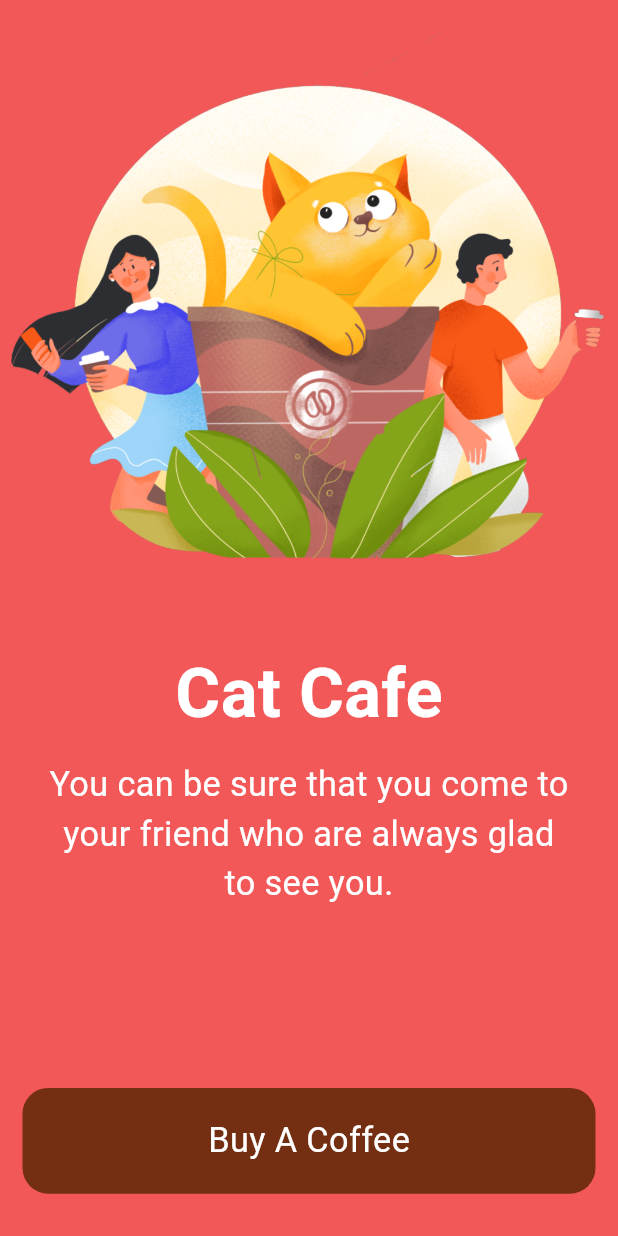
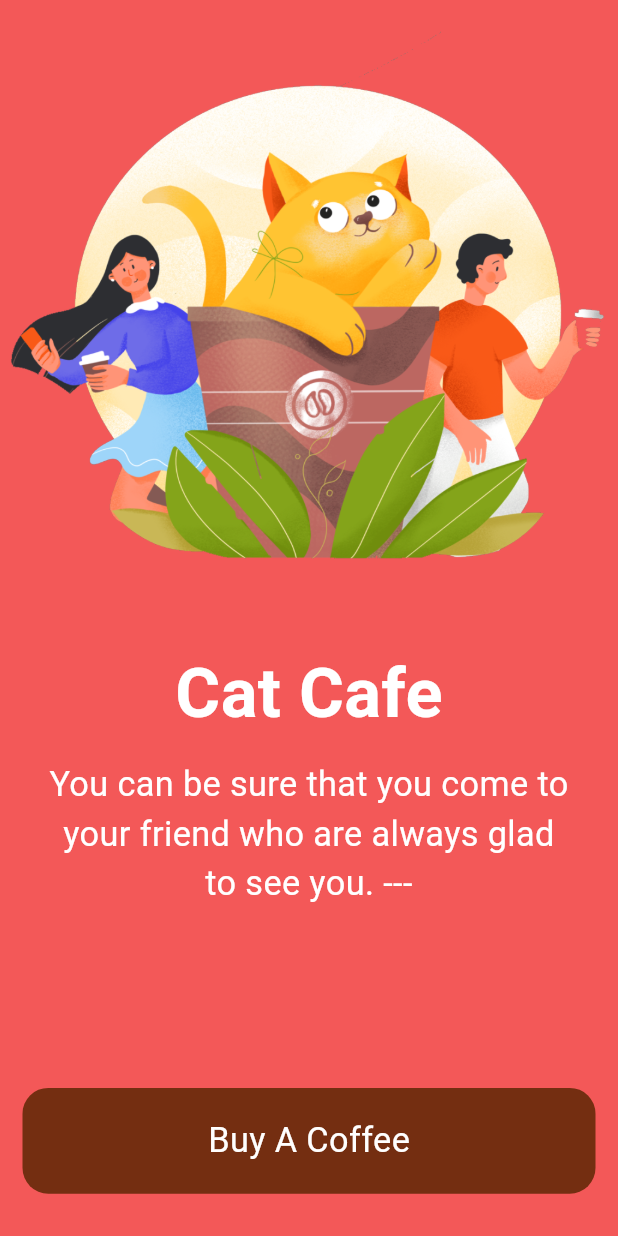
Before and after one commit to tedijumadi/appcaffe, a Flutter app: the screen it shows after launch, on a phone screen of 412 x 824 dp. Run offline on Flutter 3.47's test engine with Material 3 defaults, Android fonts, the phone set to English and light mode, and no system bars; our stand-ins replace flutter_screenutil.

Commit message:
bisa di run

```diff
--- a/lib/page1.dart
+++ b/lib/page1.dart
@@ -39,7 +39,7 @@
               height: 10.h,
             ),
             Text(
-              "You can be sure that you come to\nyour friend who are always glad\nto see you.",
+              "You can be sure that you come to\nyour friend who are always glad\nto see you. ---",
               textAlign: TextAlign.center,
               style: TextStyle(
                 color: MyColors.white,
```
